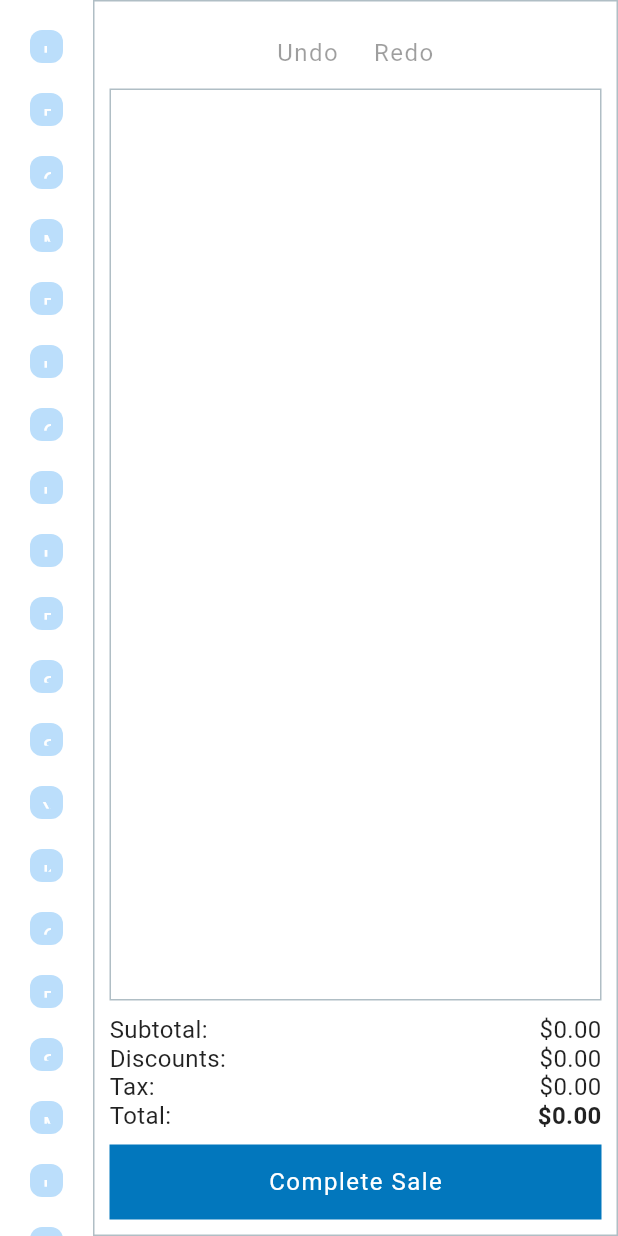
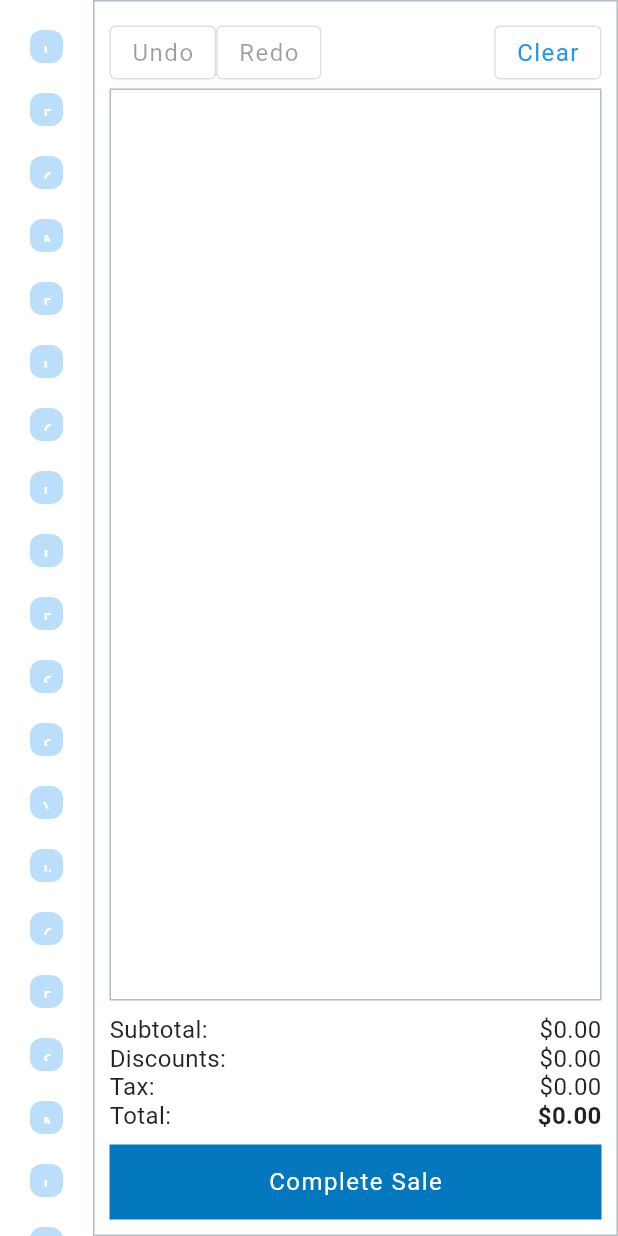
Before and after one commit to P-Connor/splash_pos_test, a Flutter app: the screen it shows after launch, on a phone screen of 412 x 824 dp. Run offline on Flutter 3.47's test engine with Material 2 defaults, Android fonts, the phone set to English and light mode, and no system bars; our stand-ins replace bloc, equatable, flutter_bloc, flutter_slidable, google_fonts; missing offline and left inert: stack.

Commit message:
Added clear cart functionality

```diff
--- a/lib/logic/cubits/cart_cubit.dart
+++ b/lib/logic/cubits/cart_cubit.dart
@@ -119,6 +119,11 @@ class CartCubit extends Cubit<CartState> {
     emit(state.getNewWith(items: newItems));
   }
 
+  void clear() {
+    _saveState();
+    emit(CartState(status: CartStatus.modifySuccess, undoable: true));
+  }
+
   void undo() {
     if (_undoStack.size() == 0) {
       emit(state.getNewWith(status: CartStatus.modifyFailure));
--- a/lib/presentation/widgets/cart_editor.dart
+++ b/lib/presentation/widgets/cart_editor.dart
@@ -18,20 +18,26 @@ class CartEditor extends StatelessWidget {
             builder: (context, state) {
               return Row(
                 children: [
-                  TextButton(
+                  OutlinedButton(
                       child: Text("Undo"),
                       onPressed: state.undoable
                           ? () {
                               BlocProvider.of<CartCubit>(context).undo();
                             }
                           : null),
-                  TextButton(
+                  OutlinedButton(
                       child: Text("Redo"),
                       onPressed: state.redoable
                           ? () {
                               BlocProvider.of<CartCubit>(context).redo();
                             }
                           : null),
+                  Expanded(child: SizedBox()),
+                  OutlinedButton(
+                      child: Text("Clear"),
+                      onPressed: () {
+                        BlocProvider.of<CartCubit>(context).clear();
+                      }),
                 ],
                 mainAxisAlignment: MainAxisAlignment.center,
               );
```
